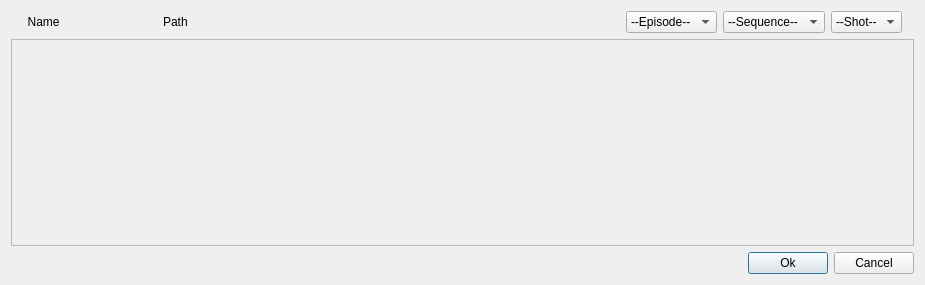
Above: ui/form.ui from iceanimations/SceneBundle before the change. Below: the same form after it.
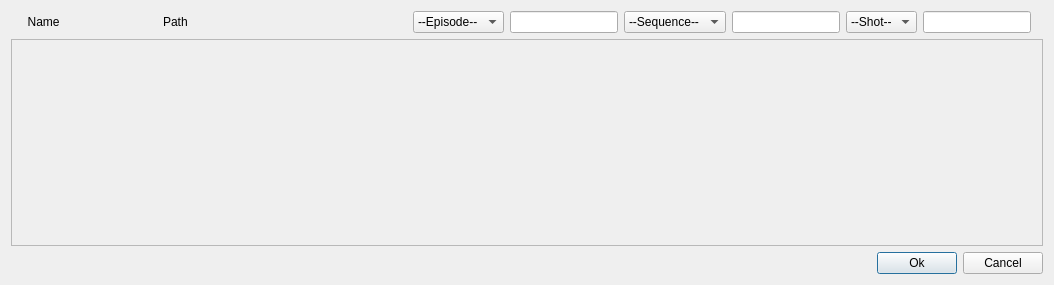
That is the form after the change.

```diff
--- a/ui/form.ui
+++ b/ui/form.ui
@@ -6,7 +6,7 @@
    <rect>
     <x>0</x>
     <y>0</y>
-    <width>925</width>
+    <width>1054</width>
     <height>285</height>
    </rect>
   </property>
@@ -69,6 +69,16 @@
          </item>
         </widget>
        </item>
+       <item>
+        <widget class="QLineEdit" name="epBox2">
+         <property name="sizePolicy">
+          <sizepolicy hsizetype="Preferred" vsizetype="Fixed">
+           <horstretch>0</horstretch>
+           <verstretch>0</verstretch>
+          </sizepolicy>
+         </property>
+        </widget>
+       </item>
        <item>
         <widget class="QComboBox" name="seqBox">
          <property name="toolTip">
@@ -81,6 +91,16 @@
          </item>
         </widget>
        </item>
+       <item>
+        <widget class="QLineEdit" name="seqBox2">
+         <property name="sizePolicy">
+          <sizepolicy hsizetype="Preferred" vsizetype="Fixed">
+           <horstretch>0</horstretch>
+           <verstretch>0</verstretch>
+          </sizepolicy>
+         </property>
+        </widget>
+       </item>
        <item>
         <widget class="QComboBox" name="shBox">
          <property name="toolTip">
@@ -93,6 +113,16 @@
          </item>
         </widget>
        </item>
+       <item>
+        <widget class="QLineEdit" name="shBox2">
+         <property name="sizePolicy">
+          <sizepolicy hsizetype="Preferred" vsizetype="Fixed">
+           <horstretch>0</horstretch>
+           <verstretch>0</verstretch>
+          </sizepolicy>
+         </property>
+        </widget>
+       </item>
       </layout>
      </item>
     </layout>
@@ -107,7 +137,7 @@
        <rect>
         <x>0</x>
         <y>0</y>
-        <width>905</width>
+        <width>1034</width>
         <height>202</height>
        </rect>
       </property>
```
Left out of the diff: 2 changed lines with no effect on the pictures.
